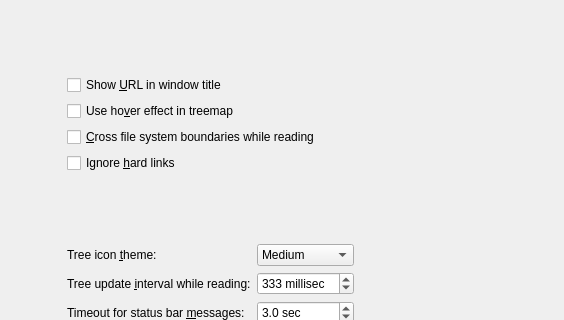
Qt form src/general-config-page.ui (shundhammer/qdirstat) before a commit; both pictures show x 0 to 564 and y 0 to 320 of the 564 by 548 pixel window.
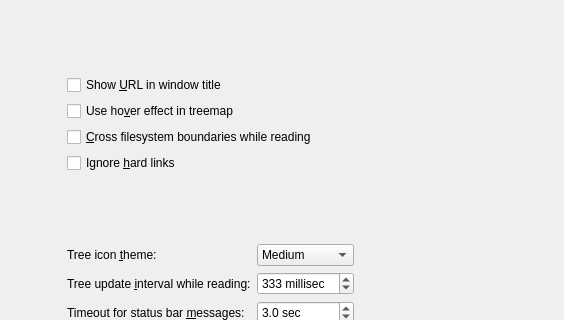
The same form after that commit.

Patch:
```diff
--- a/src/general-config-page.ui
+++ b/src/general-config-page.ui
@@ -61,7 +61,7 @@
        <item>
         <widget class="QCheckBox" name="crossFileSystemsCheckBox">
          <property name="text">
-          <string>&amp;Cross file system boundaries while reading</string>
+          <string>&amp;Cross filesystem boundaries while reading</string>
          </property>
         </widget>
        </item>
```
Left out of the diff: 2 changed lines with no effect on the pictures.
